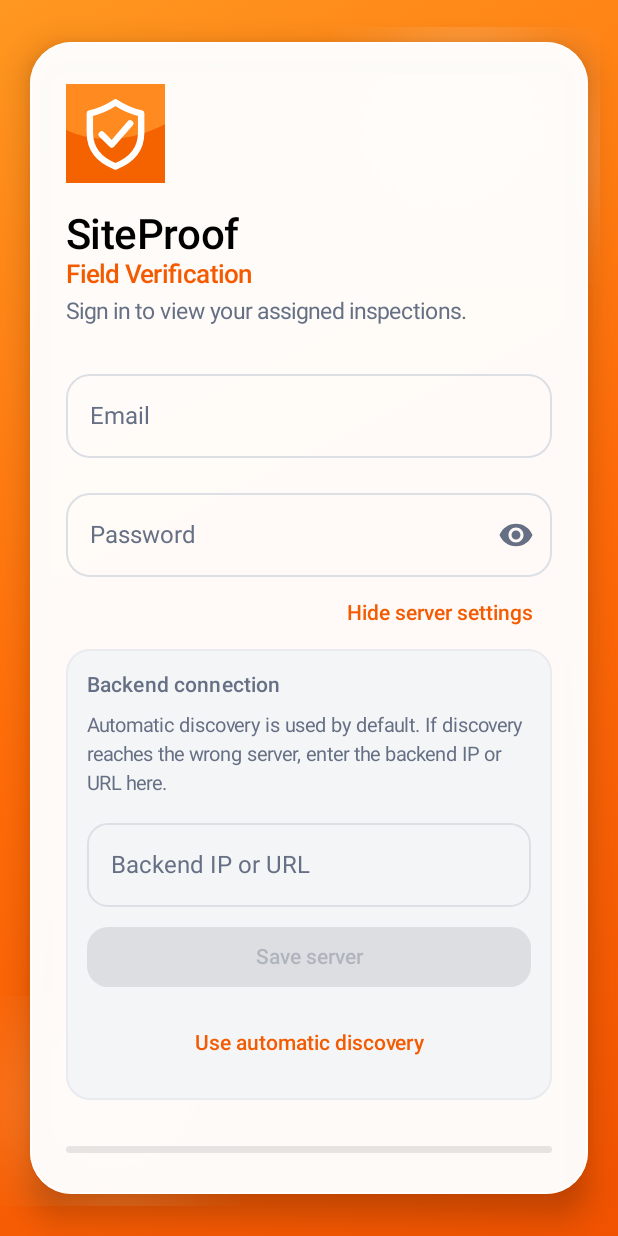
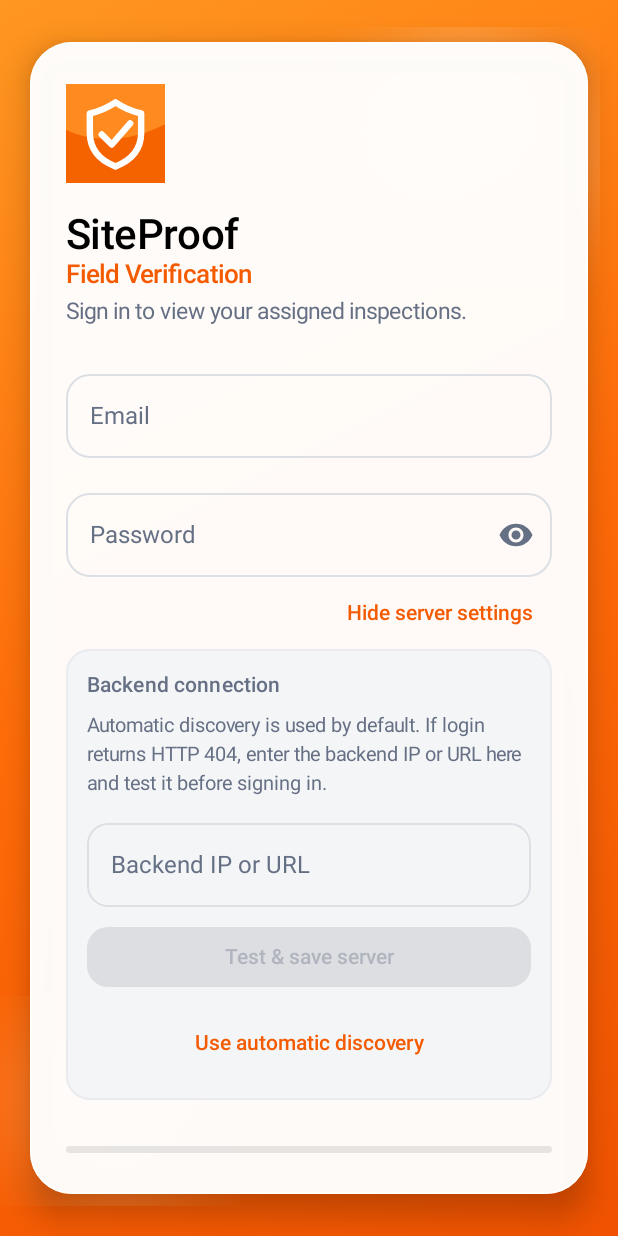
Before and after one commit to sahid-code404/SiteProof, an Android app built with Jetpack Compose: the screen it shows after launch (MainActivity), after a tap on "Server settings", on a phone screen of 412 x 824 dp. Run offline under Robolectric (Android 15) with nearby library versions, the light colour scheme and no system bars; our stand-ins replace Room's generated code; pictures from the network do not load; 2 statements that could not run were skipped.

Commit message:
fix(android): verify backend from sign-in settings

```diff
--- a/android/app/src/main/java/com/siteproof/app/ui/LoginScreen.kt
+++ b/android/app/src/main/java/com/siteproof/app/ui/LoginScreen.kt
@@ -32,6 +32,7 @@ import androidx.compose.runtime.Composable
 import androidx.compose.runtime.getValue
 import androidx.compose.runtime.mutableStateOf
 import androidx.compose.runtime.remember
+import androidx.compose.runtime.rememberCoroutineScope
 import androidx.compose.runtime.setValue
 import androidx.compose.ui.Alignment
 import androidx.compose.ui.Modifier
@@ -44,11 +45,13 @@ import androidx.compose.ui.text.input.VisualTransformation
 import androidx.compose.ui.unit.dp
 import com.siteproof.app.R
 import com.siteproof.app.data.BackendEndpointSettings
+import kotlinx.coroutines.launch
 
 @Composable
 fun LoginScreen(state: AuthState, onLogin: (String, String) -> Unit) {
     val appContext = LocalContext.current.applicationContext
     val backendSettings = remember(appContext) { BackendEndpointSettings(appContext) }
+    val scope = rememberCoroutineScope()
     var email by remember { mutableStateOf("") }
     var password by remember { mutableStateOf("") }
     var passwordVisible by remember { mutableStateOf(false) }
@@ -56,6 +59,7 @@ fun LoginScreen(state: AuthState, onLogin: (String, String) -> Unit) {
     var backendEndpoint by remember { mutableStateOf(backendSettings.configuredEndpoint().orEmpty()) }
     var backendStatus by remember { mutableStateOf<String?>(null) }
     var backendError by remember { mutableStateOf<String?>(null) }
+    var backendCheckInProgress by remember { mutableStateOf(false) }
     val loading = state is AuthState.Loading
 
     Box(
@@ -99,7 +103,7 @@ fun LoginScreen(state: AuthState, onLogin: (String, String) -> Unit) {
                     value = email,
                     onValueChange = { email = it },
                     label = { Text("Email") },
-                    enabled = !loading,
+                    enabled = !loading && !backendCheckInProgress,
                     singleLine = true,
                     keyboardOptions = KeyboardOptions(keyboardType = KeyboardType.Email),
                     modifier = Modifier.fillMaxWidth(),
@@ -113,11 +117,11 @@ fun LoginScreen(state: AuthState, onLogin: (String, String) -> Unit) {
                     visualTransformation = if (passwordVisible) VisualTransformation.None else PasswordVisualTransformation(),
                     keyboardOptions = KeyboardOptions(keyboardType = KeyboardType.Password),
                     trailingIcon = {
-                        IconButton(onClick = { passwordVisible = !passwordVisible }, enabled = !loading) {
+                        IconButton(onClick = { passwordVisible = !passwordVisible }, enabled = !loading && !backendCheckInProgress) {
                             Icon(imageVector = if (passwordVisible) Icons.Default.VisibilityOff else Icons.Default.Visibility, contentDescription = if (passwordVisible) "Hide password" else "Show password")
                         }
                     },
-                    enabled = !loading,
+                    enabled = !loading && !backendCheckInProgress,
                     singleLine = true,
                     modifier = Modifier.fillMaxWidth(),
                     shape = RoundedCornerShape(16.dp),
@@ -129,7 +133,7 @@ fun LoginScreen(state: AuthState, onLogin: (String, String) -> Unit) {
                         backendStatus = null
                         backendError = null
                     },
-                    enabled = !loading,
+                    enabled = !loading && !backendCheckInProgress,
                     modifier = Modifier.align(Alignment.End),
                 ) {
                     Text(if (serverSettingsOpen) "Hide server settings" else "Server settings")
@@ -148,7 +152,7 @@ fun LoginScreen(state: AuthState, onLogin: (String, String) -> Unit) {
                         ) {
                             Text("Backend connection", style = MaterialTheme.typography.titleSmall)
                             Text(
-                                "Automatic discovery is used by default. If discovery reaches the wrong server, enter the backend IP or URL here.",
+                                "Automatic discovery is used by default. If login returns HTTP 404, enter the backend IP or URL here and test it before signing in.",
                                 color = MaterialTheme.colorScheme.onSurfaceVariant,
                                 style = MaterialTheme.typography.bodySmall,
                             )
@@ -163,26 +167,39 @@ fun LoginScreen(state: AuthState, onLogin: (String, String) -> Unit) {
                                 label = { Text("Backend IP or URL") },
                                 placeholder = { Text("192.168.1.102:8000") },
                                 singleLine = true,
-                                enabled = !loading,
+                                enabled = !loading && !backendCheckInProgress,
                                 shape = RoundedCornerShape(14.dp),
                             )
                             Button(
                                 onClick = {
-                                    val result = runCatching { backendSettings.configure(backendEndpoint) }
-                                    result.onSuccess { normalized ->
-                                        backendEndpoint = normalized
-                                        backendError = null
-                                        backendStatus = "Backend saved. Sign in again to use this server."
-                                    }.onFailure { error ->
-                                        backendStatus = null
-                                        backendError = error.message ?: "Could not save the backend address."
+                                    backendCheckInProgress = true
+                                    backendStatus = null
+                                    backendError = null
+                                    scope.launch {
+                                        runCatching { backendSettings.configureAndValidate(backendEndpoint) }
+                                            .onSuccess { normalized ->
+                                                backendEndpoint = normalized
+                                                backendStatus = "Connected to the current SiteProof backend. You can sign in now."
+                                            }
+                                            .onFailure { error ->
+                                                backendError = error.message ?: "Could not validate the backend address."
+                                            }
+                                        backendCheckInProgress = false
                                     }
                                 },
-                                enabled = !loading && backendEndpoint.isNotBlank(),
+                                enabled = !loading && !backendCheckInProgress && backendEndpoint.isNotBlank(),
                                 modifier = Modifier.fillMaxWidth(),
                                 shape = RoundedCornerShape(14.dp),
                             ) {
-                                Text("Save server")
+                                if (backendCheckInProgress) {
+                                    CircularProgressIndicator(
+                                        modifier = Modifier.size(18.dp),
+                                        strokeWidth = 2.dp,
+                                        color = MaterialTheme.colorScheme.onPrimary,
+                                    )
+                                } else {
+                                    Text("Test & save server")
+                                }
                             }
                             TextButton(
                                 onClick = {
@@ -191,7 +208,7 @@ fun LoginScreen(state: AuthState, onLogin: (String, String) -> Unit) {
                                     backendError = null
                                     backendStatus = "Automatic local discovery enabled."
                                 },
-                                enabled = !loading,
+                                enabled = !loading && !backendCheckInProgress,
                                 modifier = Modifier.align(Alignment.CenterHorizontally),
                             ) {
                                 Text("Use automatic discovery")
@@ -214,7 +231,7 @@ fun LoginScreen(state: AuthState, onLogin: (String, String) -> Unit) {
                 Spacer(Modifier.height(20.dp))
                 Button(
                     onClick = { onLogin(email.trim(), password) },
-                    enabled = !loading && email.isNotBlank() && password.isNotBlank(),
+                    enabled = !loading && !backendCheckInProgress && email.isNotBlank() && password.isNotBlank(),
                     modifier = Modifier.fillMaxWidth().height(54.dp),
                     shape = RoundedCornerShape(16.dp),
                 ) {
```
